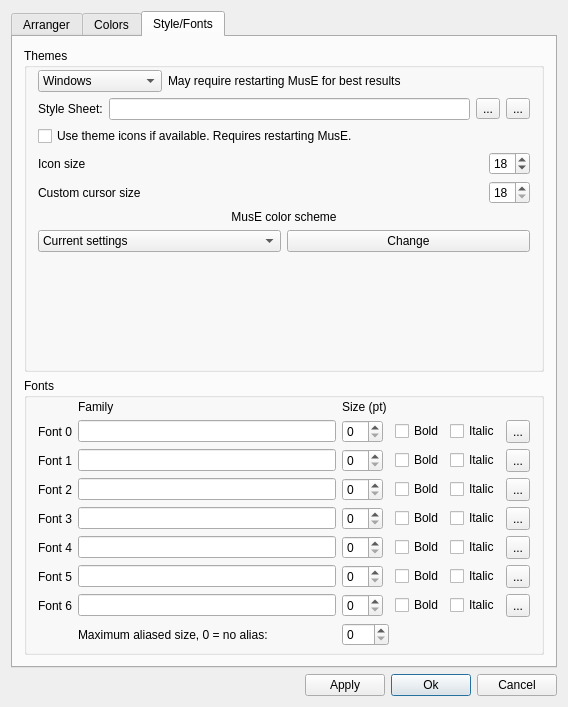
Above: muse3/muse/components/appearancebase.ui from emrum/muse before the change. Below: the same form after it.
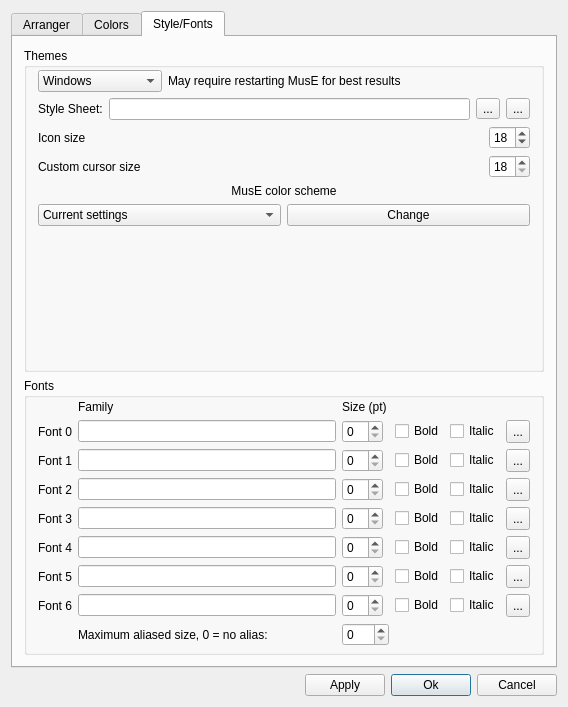
That is the form after the change. The open tabs and pages were chosen to show the change. Custom widgets are drawn as their Qt base class.

Commit message: Remove icons from theme

Patch:
```diff
--- a/muse3/muse/components/appearancebase.ui
+++ b/muse3/muse/components/appearancebase.ui
@@ -1276,18 +1276,6 @@
             </item>
            </layout>
           </item>
-          <item>
-           <widget class="QCheckBox" name="useThemeIcons">
-            <property name="toolTip">
-             <string>If suitable icons are available from
- the desktop theme, use them
- instead of the built-in icons.</string>
-            </property>
-            <property name="text">
-             <string>Use theme icons if available. Requires restarting MusE.</string>
-            </property>
-           </widget>
-          </item>
           <item>
            <layout class="QHBoxLayout" name="horizontalLayout_9">
             <property name="bottomMargin">
```
The commit also changes 7 other files.
